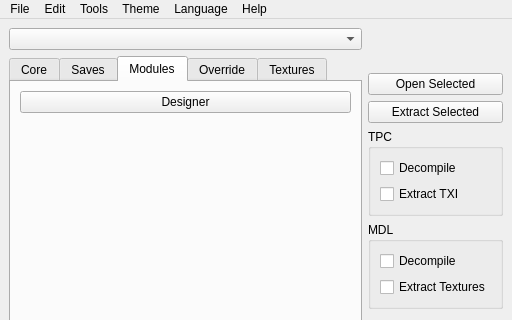
This is Tools/HolocronToolset/src/ui/windows/main.ui in th3w1zard1/PyKotor as Qt 5 draws it before an edit; both pictures show x 0 to 512 and y 0 to 320 of the 512 by 471 pixel window. The edited form follows.
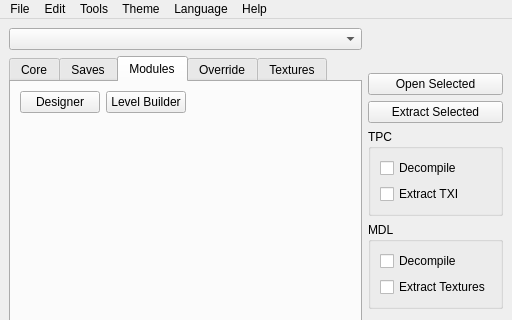
This is the edited form. The open tabs and pages were chosen to show the change. Icons and pictures are not drawn. Custom widgets are drawn as their Qt base class.

Commit message: feat: add Level Builder button to Modules tab for opening Indoor Map Builder with selected module

```diff
--- a/Tools/HolocronToolset/src/ui/windows/main.ui
+++ b/Tools/HolocronToolset/src/ui/windows/main.ui
@@ -118,11 +118,35 @@
                   </attribute>
                   <layout class="QVBoxLayout" name="verticalLayoutModulesTab">
                     <item>
+                      <layout class="QHBoxLayout" name="horizontalLayoutModuleButtons">
+                        <item>
                       <widget class="QPushButton" name="specialActionButton">
                         <property name="text">
                           <string>Designer</string>
                         </property>
                       </widget>
+                        </item>
+                        <item>
+                          <widget class="QPushButton" name="levelBuilderButton">
+                            <property name="text">
+                              <string>Level Builder</string>
+                            </property>
+                          </widget>
+                        </item>
+                        <item>
+                          <spacer name="horizontalSpacerModuleButtons">
+                            <property name="orientation">
+                              <enum>Qt::Horizontal</enum>
+                            </property>
+                            <property name="sizeHint" stdset="0">
+                              <size>
+                                <width>40</width>
+                                <height>20</height>
+                              </size>
+                            </property>
+                          </spacer>
+                        </item>
+                      </layout>
                     </item>
                     <item>
                       <layout class="QGridLayout" name="gridLayoutModules">
```
Lines whose indentation alone changed are shown as unchanged. The commit also changes 1 other file.
